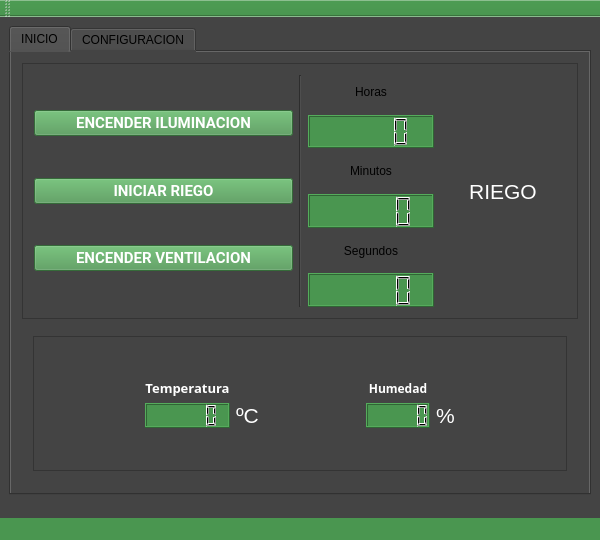
Above: gui/mainwindow.ui from destefanomartin/indoor-gui before the change. Below: the same form after it.
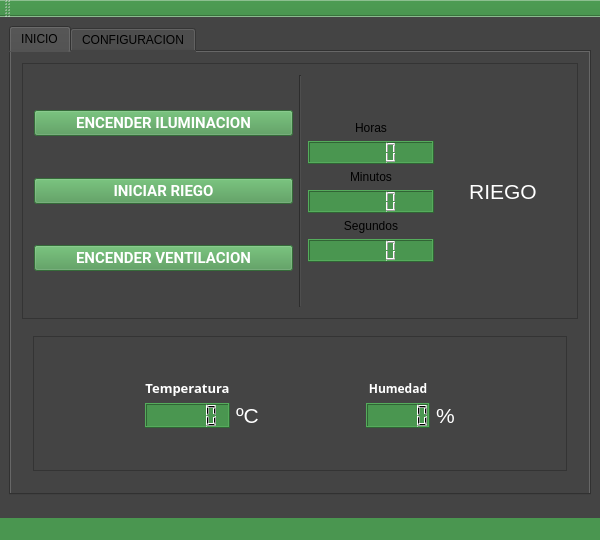
That is the form after the change. Icons and pictures are not drawn.

Diff of the .ui file:
```diff
--- a/gui/mainwindow.ui
+++ b/gui/mainwindow.ui
@@ -1205,6 +1205,19 @@
             <layout class="QGridLayout" name="gridLayout_6">
              <item row="0" column="0">
               <layout class="QVBoxLayout" name="verticalLayout_8">
+               <item>
+                <spacer name="verticalSpacer_18">
+                 <property name="orientation">
+                  <enum>Qt::Vertical</enum>
+                 </property>
+                 <property name="sizeHint" stdset="0">
+                  <size>
+                   <width>20</width>
+                   <height>40</height>
+                  </size>
+                 </property>
+                </spacer>
+               </item>
                <item>
                 <widget class="QLabel" name="label_10">
                  <property name="text">
@@ -1256,6 +1269,19 @@
                  </property>
                 </widget>
                </item>
+               <item>
+                <spacer name="verticalSpacer_17">
+                 <property name="orientation">
+                  <enum>Qt::Vertical</enum>
+                 </property>
+                 <property name="sizeHint" stdset="0">
+                  <size>
+                   <width>20</width>
+                   <height>40</height>
+                  </size>
+                 </property>
+                </spacer>
+               </item>
               </layout>
              </item>
              <item row="0" column="1">
```
